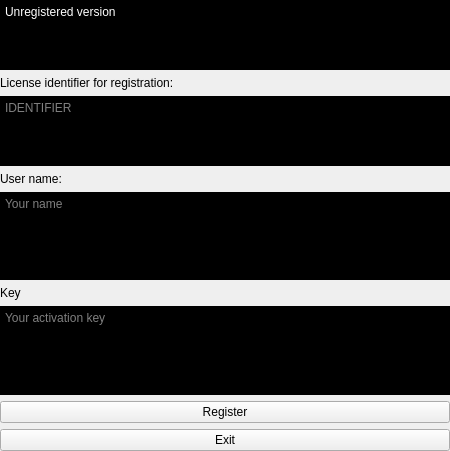
Old version of the form Qt_VMProtect_WebLM/ActivationForm.ui in the repository ALEHACKsp/Qt_VMProtect_WebLM.
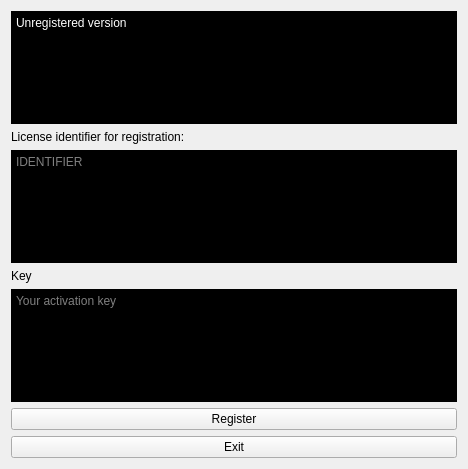
New version of the form.

Commit message: Remove unused

What changed in the file:
```diff
--- a/Qt_VMProtect_WebLM/ActivationForm.ui
+++ b/Qt_VMProtect_WebLM/ActivationForm.ui
@@ -6,34 +6,15 @@
    <rect>
     <x>0</x>
     <y>0</y>
-    <width>450</width>
-    <height>451</height>
+    <width>468</width>
+    <height>469</height>
    </rect>
   </property>
   <property name="windowTitle">
    <string>Unregistered</string>
   </property>
-  <widget class="QWidget" name="centralwidget">
-   <property name="geometry">
-    <rect>
-     <x>0</x>
-     <y>0</y>
-     <width>450</width>
-     <height>451</height>
-    </rect>
-   </property>
-   <property name="minimumSize">
-    <size>
-     <width>450</width>
-     <height>451</height>
-    </size>
-   </property>
-   <property name="maximumSize">
-    <size>
-     <width>450</width>
-     <height>451</height>
-    </size>
-   </property>
+  <layout class="QVBoxLayout" name="verticalLayout_5">
+   <item>
    <layout class="QVBoxLayout" name="verticalLayout_4">
     <item>
      <layout class="QVBoxLayout" name="verticalLayout">
@@ -85,31 +66,13 @@
       <item>
        <layout class="QFormLayout" name="formLayout_3">
         <item row="0" column="0">
-         <widget class="QLabel" name="label_user_name">
-          <property name="text">
-           <string>User name:</string>
-          </property>
-         </widget>
-        </item>
-        <item row="1" column="0" colspan="2">
-         <widget class="QTextEdit" name="textEdit_username">
-          <property name="styleSheet">
-           <string notr="true">* { background-color: black;
-color: rgb(255, 255, 255); }</string>
-          </property>
-          <property name="placeholderText">
-           <string>Your name</string>
-          </property>
-         </widget>
-        </item>
-        <item row="2" column="0">
          <widget class="QLabel" name="label_key">
           <property name="text">
            <string>Key</string>
           </property>
          </widget>
         </item>
-        <item row="3" column="0" colspan="2">
+         <item row="1" column="0" colspan="2">
          <widget class="QTextEdit" name="textEdit_key">
           <property name="styleSheet">
            <string notr="true">background-color: black;
@@ -139,7 +102,8 @@
      </widget>
     </item>
    </layout>
-  </widget>
+   </item>
+  </layout>
  </widget>
  <resources/>
  <connections/>
```
Lines whose indentation alone changed are shown as unchanged.
